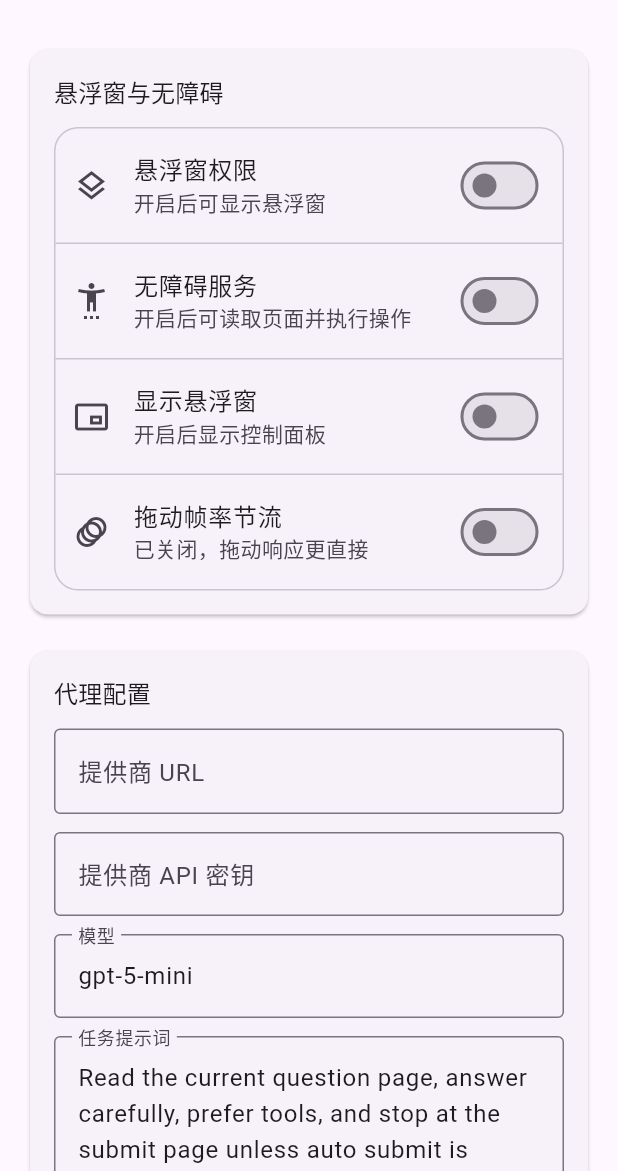
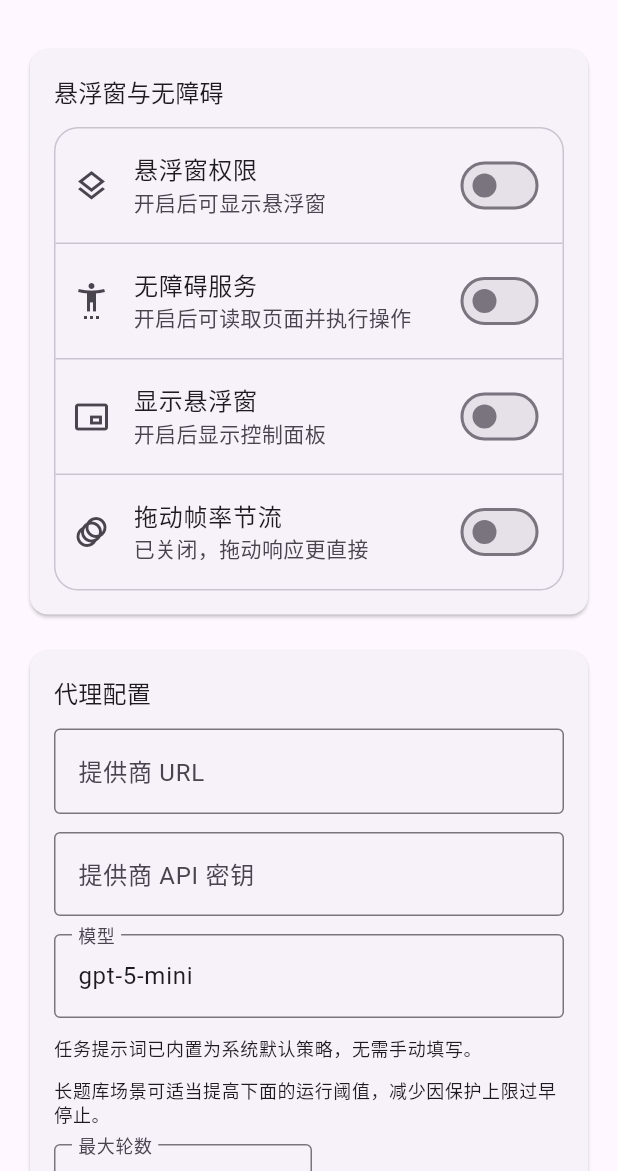
Before and after one commit to zhao004/flutter_answer, a Flutter app: the screen it shows after launch, after a tap on "拖动帧率节流", on a phone screen of 412 x 824 dp, the part 65-1236 px from its top. Run offline on Flutter 3.47's test engine with Material 3 defaults, Android fonts, the phone set to English and light mode, and no system bars; our stand-ins replace dio, get, retrofit, shared_preferences; missing offline and left inert: flutter_overlay_window, langchain, langchain_openai; generated files the repository leaves out were written again; statements that could not run were skipped.

Commit message:
refactor(home): 移除任务提示词手动输入并统一内置默认策略

```diff
--- a/lib/app/pages/home/home_controller.dart
+++ b/lib/app/pages/home/home_controller.dart
@@ -40,10 +40,6 @@ class HomeController extends GetxController with WidgetsBindingObserver {
   final providerUrlController = TextEditingController();
   final apiKeyController = TextEditingController();
   final modelController = TextEditingController(text: 'gpt-5-mini');
-  final taskPromptController = TextEditingController(
-    text:
-        'Read the current question page, answer carefully, prefer tools, and stop at the submit page unless auto submit is enabled.',
-  );
   final maxIterationsController = TextEditingController(
     text: AgentConfig.defaultMaxIterations.toString(),
   );
@@ -103,7 +99,6 @@ class HomeController extends GetxController with WidgetsBindingObserver {
     providerUrlController.dispose();
     apiKeyController.dispose();
     modelController.dispose();
-    taskPromptController.dispose();
     maxIterationsController.dispose();
     maxExecutionMinutesController.dispose();
     maxRepeatedSameToolCallController.dispose();
@@ -146,7 +141,9 @@ class HomeController extends GetxController with WidgetsBindingObserver {
       return;
     }
 
-    _currentConfig = savedConfig;
+    _currentConfig = savedConfig
+        .copyWith(taskPrompt: const AgentConfig().taskPrompt)
+        .sanitized();
     _syncAgentConfig(_currentConfig.toPublicMap());
     apiKeyController.text = _currentConfig.apiKey;
   }
@@ -246,9 +243,7 @@ class HomeController extends GetxController with WidgetsBindingObserver {
       model: modelController.text.trim().isEmpty
           ? 'gpt-5-mini'
           : modelController.text.trim(),
-      taskPrompt: taskPromptController.text.trim().isEmpty
-          ? const AgentConfig().taskPrompt
-          : taskPromptController.text.trim(),
+      taskPrompt: const AgentConfig().taskPrompt,
       autoSubmit: autoSubmit.value,
       maxIterations: _readConfigInt(
         controller: maxIterationsController,
@@ -758,8 +753,6 @@ class HomeController extends GetxController with WidgetsBindingObserver {
     agentConfig.assignAll(payload);
     providerUrlController.text = payload['providerUrl']?.toString() ?? '';
     modelController.text = payload['model']?.toString() ?? modelController.text;
-    taskPromptController.text =
-        payload['taskPrompt']?.toString() ?? taskPromptController.text;
     apiKeyController.text = _currentConfig.apiKey;
     autoSubmit.value = payload['autoSubmit'] == true;
     maxIterationsController.text =
--- a/lib/app/pages/home/home_view.dart
+++ b/lib/app/pages/home/home_view.dart
@@ -229,13 +229,9 @@ class _AgentConfigCard extends StatelessWidget {
                 ),
               ),
               const SizedBox(height: 12),
-              TextField(
-                controller: controller.taskPromptController,
-                maxLines: 3,
-                decoration: const InputDecoration(
-                  border: OutlineInputBorder(),
-                  labelText: '任务提示词',
-                ),
+              Text(
+                '任务提示词已内置为系统默认策略，无需手动填写。',
+                style: Theme.of(context).textTheme.bodySmall,
               ),
               const SizedBox(height: 12),
               Text(
```
